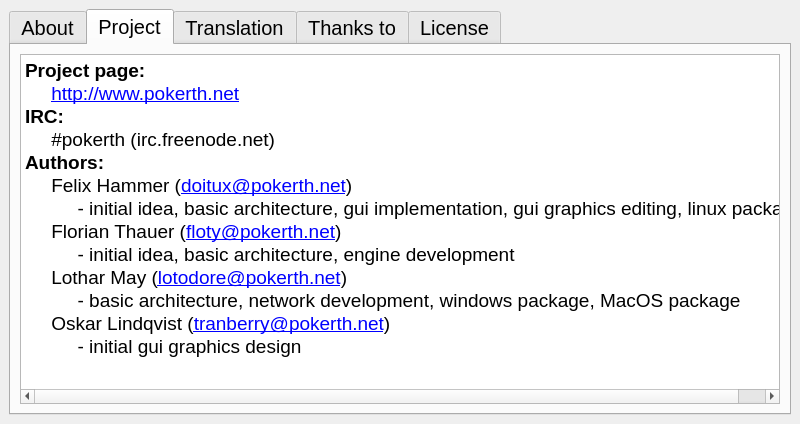
The window that src/gui/qt/gui_800x480/aboutpokerth_800x480.ui (pokerth/pokerth) describes before a commit, drawn with Qt 5.
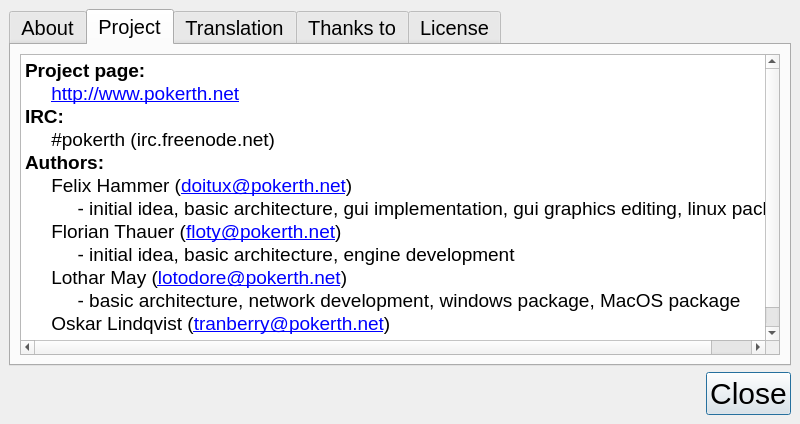
The same window after the commit. The open tabs and pages were chosen to show the change.

Patch:
```diff
--- a/src/gui/qt/gui_800x480/aboutpokerth_800x480.ui
+++ b/src/gui/qt/gui_800x480/aboutpokerth_800x480.ui
@@ -44,9 +44,6 @@
        <height>16777215</height>
       </size>
      </property>
-     <property name="autoFillBackground">
-      <bool>true</bool>
-     </property>
      <property name="styleSheet">
       <string notr="true">QObject {font-size: 20px}</string>
      </property>
@@ -157,6 +154,9 @@
        </property>
        <item row="0" column="0">
         <widget class="QTextBrowser" name="textBrowser_2">
+         <property name="styleSheet">
+          <string notr="true">QObject {font-size: 20px; font-color: rgb(0, 0, 0)}</string>
+         </property>
          <property name="lineWrapMode">
           <enum>QTextEdit::NoWrap</enum>
          </property>
@@ -295,6 +295,16 @@
      </widget>
     </widget>
    </item>
+   <item row="1" column="0">
+    <widget class="QDialogButtonBox" name="buttonBox">
+     <property name="styleSheet">
+      <string notr="true">QObject {font-size: 30px}</string>
+     </property>
+     <property name="standardButtons">
+      <set>QDialogButtonBox::Close</set>
+     </property>
+    </widget>
+   </item>
   </layout>
  </widget>
  <resources/>
```
Left out of the diff: 3 changed lines with no effect on the pictures.
